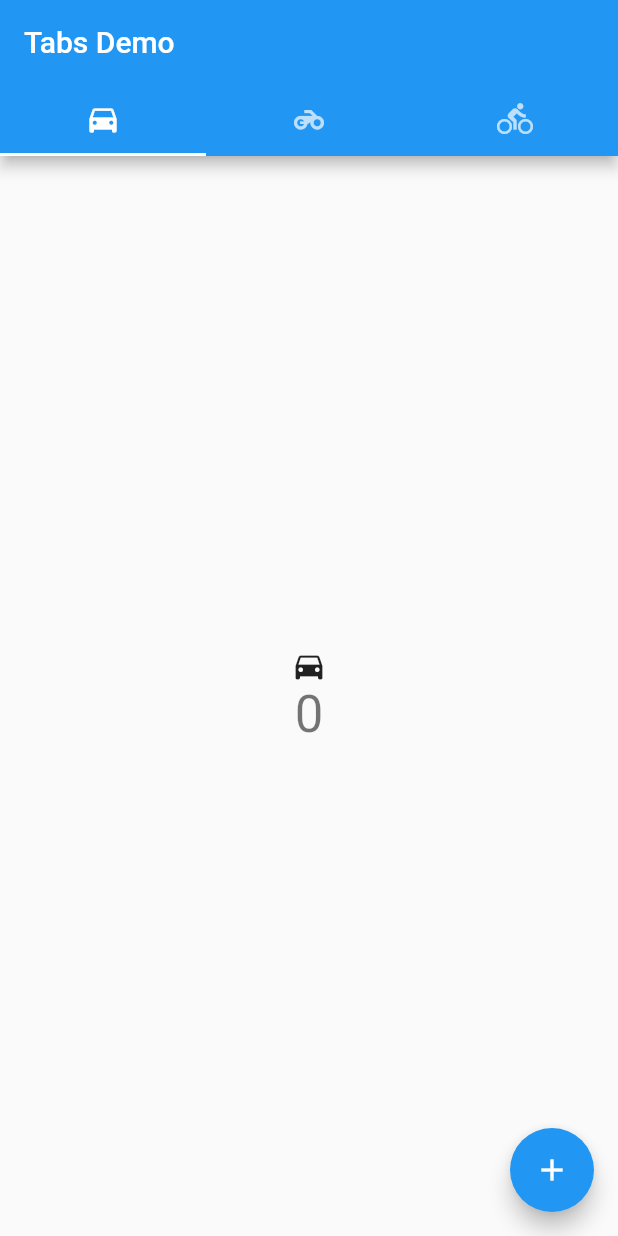
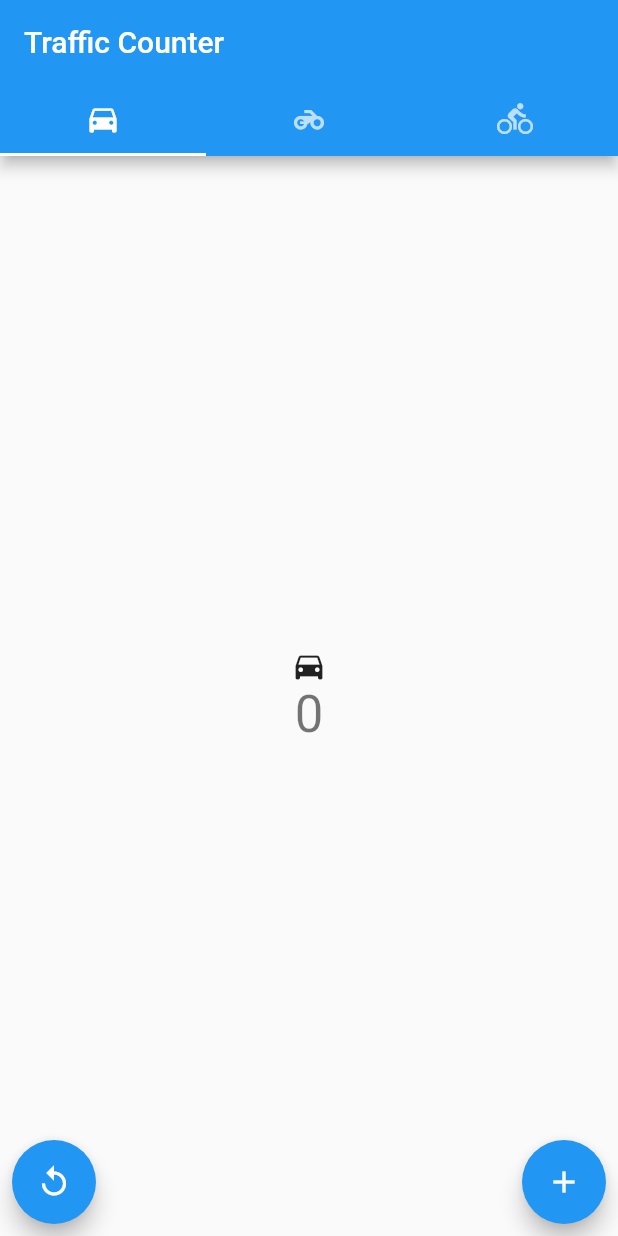
Before and after one commit to tomXGames/traffic_counter, a Flutter app: the screen it shows after launch, on a phone screen of 412 x 824 dp. Run offline on Flutter 3.47's test engine with Material 2 defaults, Android fonts, the light colour scheme and no system bars; our stand-ins replace shared_preferences; missing offline and left inert: confirm_dialog.

Commit message:
Now functional. Still need to add minus button,as well as changing the layout.

```diff
--- a/lib/main.dart
+++ b/lib/main.dart
@@ -1,5 +1,8 @@
 import 'package:flutter/material.dart';
 import 'package:shared_preferences/shared_preferences.dart';
+import 'package:confirm_dialog/confirm_dialog.dart';
+
+
 void main() {
   runApp(TabBarDemo());
 }
@@ -19,7 +22,7 @@ class TabBarDemo extends StatelessWidget {
                 Tab(icon: Icon(Icons.directions_bike)),
               ],
             ),
-            title: Text('Tabs Demo'),
+            title: Text('Traffic Counter'),
           ),
           body: TabBarView(
             children: [
@@ -55,13 +58,26 @@ class _TrafficCounter extends State<TrafficCounter> {
       prefs.setInt(type, _counter);
     });
   }
-  _loadCounter(String type) async {
+  void _loadCounter(String type) async {
     SharedPreferences prefs = await SharedPreferences.getInstance();
     setState(() {
       _counter = (prefs.getInt(type) ?? 0);
     });
   }
-
+  void _resetCounter(String type) async {
+    final prefs = await SharedPreferences.getInstance();
+    if (await confirm(context,
+        title: Text('Confirm'),
+        content: Text('Do you really want to reset the counter?'),
+        textOK: Text('Yes'),
+        textCancel: Text('No'),
+    )) {
+      setState(() {
+        _counter = 0;
+        prefs.setInt(type, 0);
+      });
+    }
+  }
 
   @override
   Widget build(BuildContext context) {
@@ -102,11 +118,23 @@ class _TrafficCounter extends State<TrafficCounter> {
           ],
         ),
       ),
-      floatingActionButton: FloatingActionButton(
-        onPressed: () => _incrementCounter(widget.title),
-        tooltip: 'Increment',
-        child: Icon(Icons.add),
-      ), // This trailing comma makes auto-formatting nicer for build methods.
+      floatingActionButtonLocation:FloatingActionButtonLocation.centerDocked,
+      floatingActionButton: Padding(
+      padding: const EdgeInsets.all(8.0),
+      child: Row(
+              mainAxisAlignment: MainAxisAlignment.spaceBetween,
+              children: <Widget>[
+                FloatingActionButton(
+                  onPressed: ()=> _resetCounter(widget.title),
+                  child: Icon(Icons.replay),),
+                FloatingActionButton(
+                  tooltip: 'Increment',
+                  onPressed: () => _incrementCounter(widget.title),
+                  child: Icon(Icons.add),
+                )
+              ],
+                    ),
+          )
     );
   }
 }
--- a/pubspec.yaml
+++ b/pubspec.yaml
@@ -24,6 +24,8 @@ dependencies:
   flutter:
     sdk: flutter
   shared_preferences: ^0.5.12+4
+  confirm_dialog: 0.1.1
+  flutter_grid_button: ^1.1.8
 
 
   # The following adds the Cupertino Icons font to your application.
```
Also changed, not shown: pubspec.lock.
